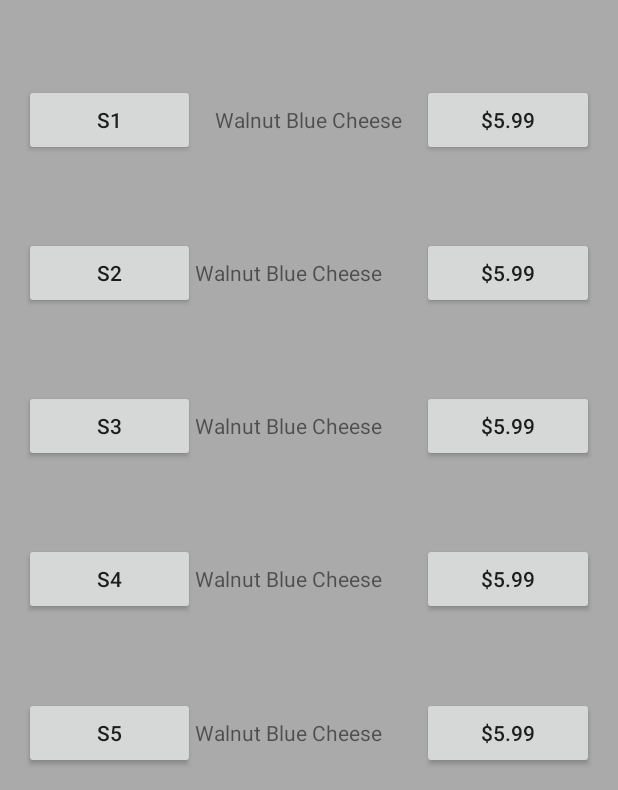
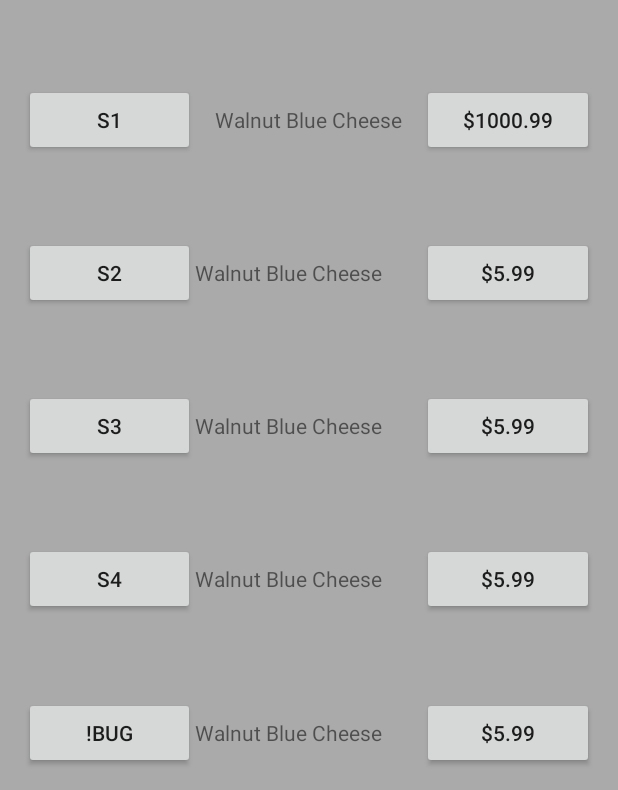
Before and after one commit to pindermanjeet/Lions, an Android app: the screen it shows after launch (MainActivity), on a phone screen of 412 x 824 dp. Shown: the part 443-1233 px from the top of the screen. Run offline under Robolectric (Android 15) with nearby library versions, the phone set to English and light mode, and no system bars.

Commit message:
He got a Bug

```diff
--- a/app/src/main/res/layout/activity_main.xml
+++ b/app/src/main/res/layout/activity_main.xml
@@ -144,7 +144,7 @@
                 android:gravity="center" />
 
             <Button
-                android:text="$5.99"
+                android:text="$1000.99"
                 android:layout_width="wrap_content"
                 android:layout_height="wrap_content"
                 android:id="@+id/button7"
@@ -240,7 +240,7 @@
             android:layout_height="wrap_content">
 
             <Button
-                android:text="S5"
+                android:text="!BUG"
                 android:layout_width="wrap_content"
                 android:layout_height="wrap_content"
                 android:id="@+id/button16"
```
